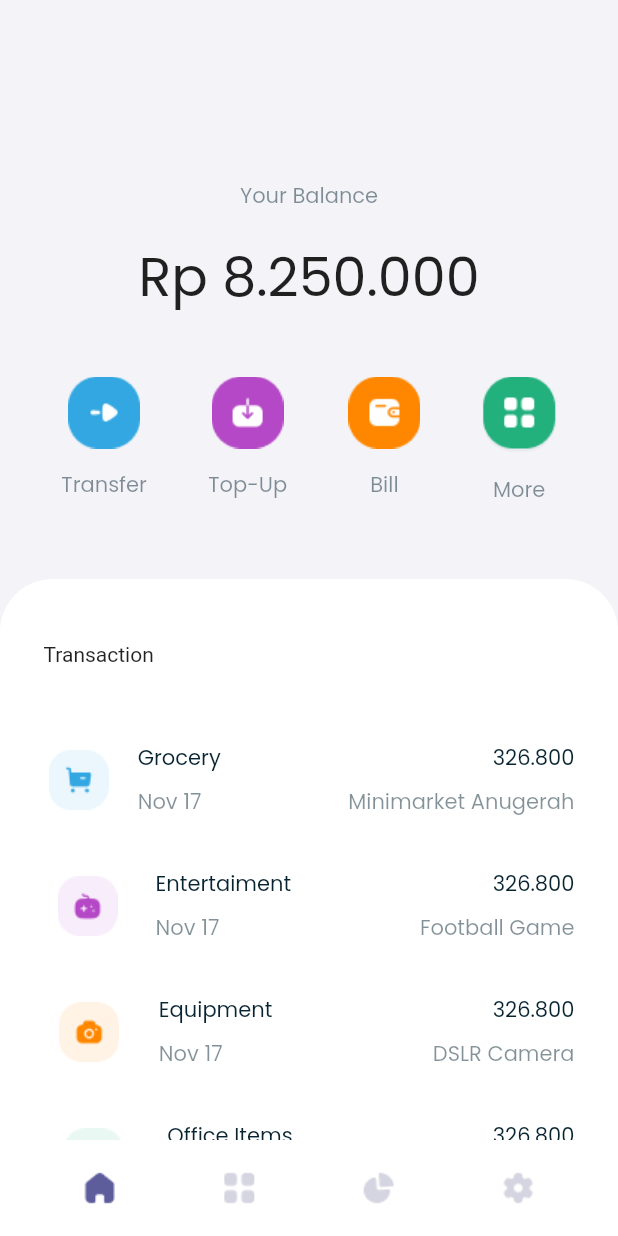
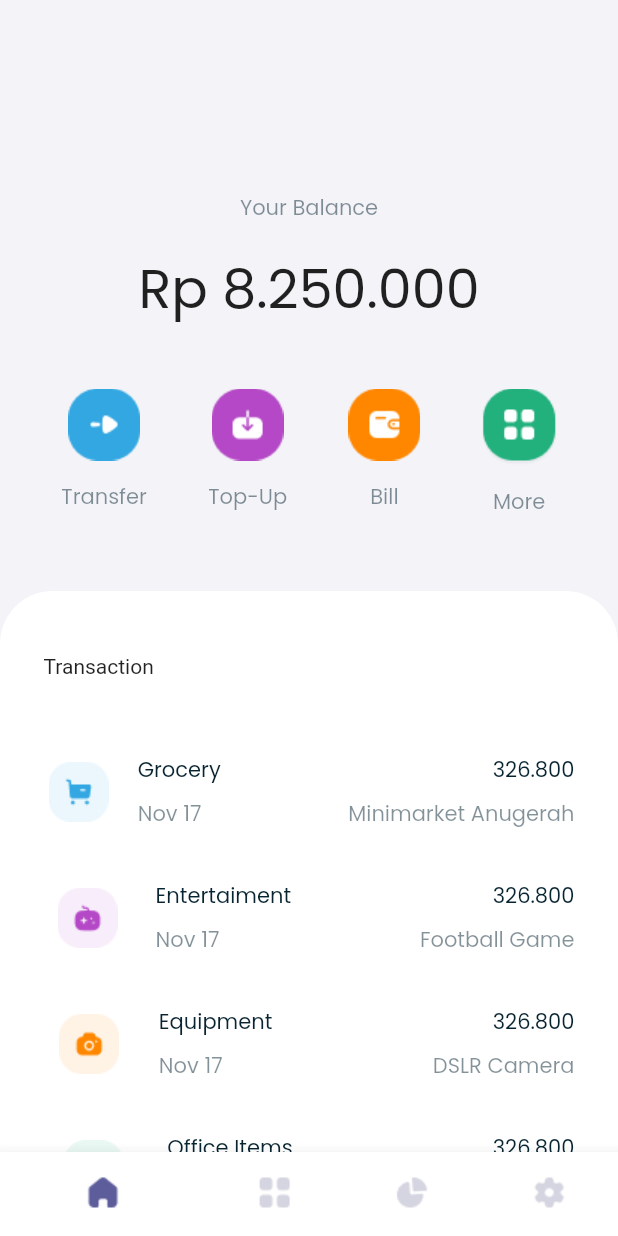
Before and after one commit to bagashyt/digital-wallet-ui, a Flutter app: the HomePage screen opened directly, on a phone screen of 412 x 824 dp. Run offline on Flutter 3.47's test engine with Material 2 defaults, Android fonts, the phone set to English and light mode, and no system bars; our stand-ins replace google_fonts.

Commit message:
add bottom navigation bar

```diff
--- a/lib/main.dart
+++ b/lib/main.dart
@@ -13,7 +13,7 @@ class MyApp extends StatelessWidget {
   @override
   Widget build(BuildContext context) {
     return MaterialApp(
-      home: ContactScreen(),
+      home: HomePage(),
     );
   }
 }
--- a/lib/screen/home_page.dart
+++ b/lib/screen/home_page.dart
@@ -1,20 +1,73 @@
 import 'package:digital_wallet/constant/constant.dart';
 import 'package:digital_wallet/model/shortcut_menu.dart';
 import 'package:digital_wallet/model/transaction.dart';
+import 'package:digital_wallet/screen/contact_screen.dart';
+import 'package:digital_wallet/screen/menu_screen.dart';
+import 'package:digital_wallet/widget/bottom_navigation.dart';
 import 'package:digital_wallet/widget/item_shortcut.dart';
 import 'package:digital_wallet/widget/item_transaction.dart';
 import 'package:flutter/material.dart';
 import 'package:google_fonts/google_fonts.dart';
 
-class HomePage extends StatelessWidget {
+class HomePage extends StatefulWidget {
   const HomePage({Key? key}) : super(key: key);
 
+  @override
+  State<HomePage> createState() => _HomePageState();
+}
+
+class _HomePageState extends State<HomePage> {
+  int currentIndex = 0;
+  final screens = [
+    HomeScreen(),
+    MenuScreen(),
+    ContactScreen(),
+    MenuScreen(),
+  ];
   @override
   Widget build(BuildContext context) {
     return SafeArea(
       child: Scaffold(
         backgroundColor: kBodyColor,
-        body: Container(
+        body: screens[currentIndex],
+        bottomNavigationBar: BottomNavigationBar(
+            backgroundColor: Colors.white,
+            onTap: (index) => setState(() => currentIndex = index),
+            showSelectedLabels: false,
+            items: <BottomNavigationBarItem>[
+              BottomNavigationBarItem(
+                backgroundColor: Colors.white,
+                icon: Image.asset(
+                  'images/Home.png',
+                ),
+                label: 'Home',
+              ),
+              BottomNavigationBarItem(
+                icon: Image.asset('images/Category.png'),
+                label: 'Category',
+              ),
+              BottomNavigationBarItem(
+                icon: Image.asset('images/Graph.png'),
+                label: 'Graph',
+              ),
+              BottomNavigationBarItem(
+                icon: Image.asset('images/Setting.png'),
+                label: 'Setting',
+              ),
+            ]),
+      ),
+    );
+  }
+}
+
+class HomeScreen extends StatelessWidget {
+  const HomeScreen({
+    Key? key,
+  }) : super(key: key);
+
+  @override
+  Widget build(BuildContext context) {
+    return Container(
       child: Column(
         mainAxisAlignment: MainAxisAlignment.end,
         children: [
@@ -71,33 +124,22 @@ class HomePage extends StatelessWidget {
                       itemCount: transactionList.length,
                       scrollDirection: Axis.vertical,
                       itemBuilder: (BuildContext context, int index) {
-                            final Transaction transaction =
-                                transactionList[index];
+                        final Transaction transaction = transactionList[index];
                         return ItemTransaction(transaction: transaction);
                       }),
                 ),
               ],
             ),
           ),
-              Container(
-                padding:
-                    const EdgeInsets.symmetric(vertical: 20, horizontal: 20),
-                alignment: Alignment.bottomCenter,
-                color: Colors.white,
-                child: Row(
-                  mainAxisAlignment: MainAxisAlignment.spaceAround,
-                  children: [
+        ],
+      ),
+    );
+  }
+}
+
+List navigationList = [
   Image.asset('images/Home.png'),
   Image.asset('images/Category.png'),
   Image.asset('images/Graph.png'),
   Image.asset('images/Setting.png'),
-                  ],
-                ),
-              )
-            ],
-          ),
-        ),
-      ),
-    );
-  }
-}
+];
--- /dev/null
+++ b/lib/widget/bottom_navigation.dart
@@ -0,0 +1,25 @@
+import 'package:flutter/material.dart';
+
+class BottomNavigation extends StatelessWidget {
+  const BottomNavigation({
+    Key? key,
+  }) : super(key: key);
+
+  @override
+  Widget build(BuildContext context) {
+    return Container(
+      padding: const EdgeInsets.symmetric(vertical: 20, horizontal: 20),
+      alignment: Alignment.bottomCenter,
+      color: Colors.white,
+      child: Row(
+        mainAxisAlignment: MainAxisAlignment.spaceAround,
+        children: [
+          Image.asset('images/Home.png'),
+          Image.asset('images/Category.png'),
+          Image.asset('images/Graph.png'),
+          Image.asset('images/Setting.png'),
+        ],
+      ),
+    );
+  }
+}
```
Lines whose indentation alone changed are shown as unchanged.
